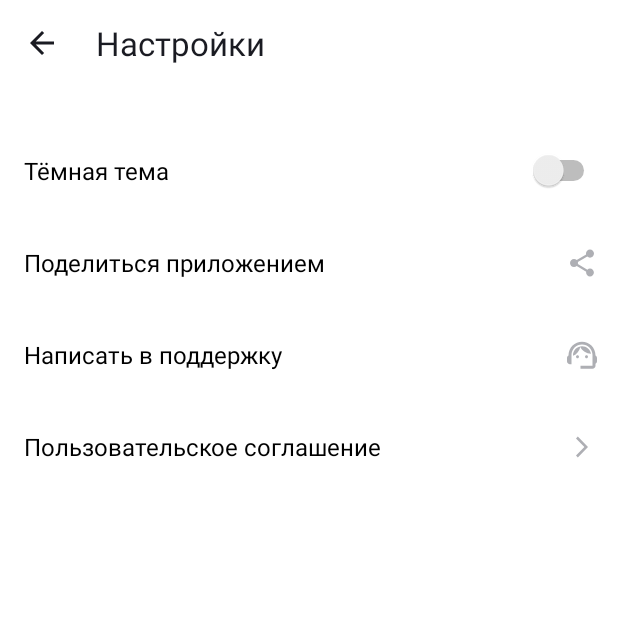
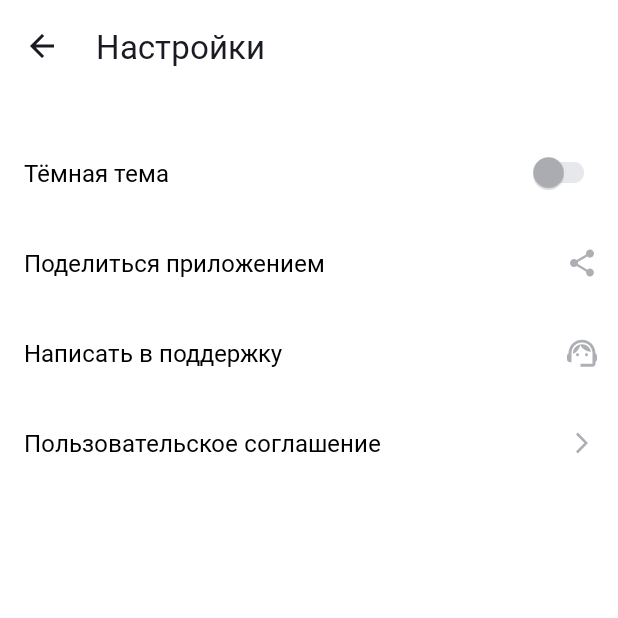
Before and after one commit to lesOlesya/PlaylistMaker, an Android app: the SettingsActivity screen opened directly, with no data from a screen before it, on a phone screen of 412 x 824 dp, the top half of it. Run offline under Robolectric (Android 15) with nearby library versions, the phone set to English and light mode, and no system bars.

Commit message:
9_sprint/1_homework

```diff
--- a/app/src/main/AndroidManifest.xml
+++ b/app/src/main/AndroidManifest.xml
@@ -10,7 +10,7 @@
         android:label="@string/app_name"
         android:roundIcon="@mipmap/ic_launcher_round"
         android:supportsRtl="true"
-        android:theme="@style/Theme.MaterialComponents.DayNight.NoActionBar"
+        android:theme="@style/Theme.PlaylistMaker"
         tools:targetApi="31">
         <activity
             android:name=".MediaActivity"
--- a/app/src/main/java/com/example/playlistmaker/SettingsActivity.kt
+++ b/app/src/main/java/com/example/playlistmaker/SettingsActivity.kt
@@ -14,8 +14,7 @@ class SettingsActivity : AppCompatActivity() {
         val backButton = findViewById<ImageButton>(R.id.settings_back)
 
         backButton.setOnClickListener {
-            val backIntent = Intent(this, MainActivity::class.java)
-            startActivity(backIntent)
+            finish()
         }
     }
 }
--- a/app/src/main/res/drawable/arrow.xml
+++ b/app/src/main/res/drawable/arrow.xml
@@ -8,6 +8,6 @@
         android:pathData="M0,0h24v24h-24z"/>
     <path
         android:pathData="M20,11H7.83L13.42,5.41L12,4L4,12L12,20L13.41,18.59L7.83,13H20V11Z"
-        android:fillColor="#1A1B22"/>
+        android:fillColor="?attr/colorOnPrimary"/>
   </group>
 </vector>
--- a/app/src/main/res/drawable/arrow_2.xml
+++ b/app/src/main/res/drawable/arrow_2.xml
@@ -5,5 +5,5 @@
     android:viewportHeight="24">
   <path
       android:pathData="M8,17.749L9.213,19L16,12L9.213,5L8,6.252L13.573,12L8,17.749Z"
-      android:fillColor="#AEAFB4"/>
+      android:fillColor="?attr/colorPrimaryVariant"/>
 </vector>
--- a/app/src/main/res/drawable/media.xml
+++ b/app/src/main/res/drawable/media.xml
@@ -5,5 +5,5 @@
     android:viewportHeight="24">
   <path
       android:pathData="M20.5,2H8.5C7.4,2 6.5,2.9 6.5,4V16C6.5,17.1 7.4,18 8.5,18H20.5C21.6,18 22.5,17.1 22.5,16V4C22.5,2.9 21.6,2 20.5,2ZM18.5,7H15.5V12.5C15.5,13.88 14.38,15 13,15C11.62,15 10.5,13.88 10.5,12.5C10.5,11.12 11.62,10 13,10C13.57,10 14.08,10.19 14.5,10.51V5H18.5V7ZM4.5,6H2.5V20C2.5,21.1 3.4,22 4.5,22H18.5V20H4.5V6Z"
-      android:fillColor="#1A1B22"/>
+      android:fillColor="@color/black1"/>
 </vector>
--- a/app/src/main/res/drawable/search.xml
+++ b/app/src/main/res/drawable/search.xml
@@ -6,5 +6,5 @@
 
   <path
       android:pathData="M16.579,14.95H15.721L15.417,14.656C16.481,13.418 17.122,11.81 17.122,10.061C17.122,6.161 13.961,3 10.061,3C6.161,3 3,6.161 3,10.061C3,13.961 6.161,17.122 10.061,17.122C11.81,17.122 13.418,16.481 14.656,15.417L14.95,15.721V16.579L20.381,22L22,20.381L16.579,14.95ZM10.061,14.95C7.356,14.95 5.173,12.766 5.173,10.061C5.173,7.356 7.356,5.173 10.061,5.173C12.766,5.173 14.95,7.356 14.95,10.061C14.95,12.766 12.766,14.95 10.061,14.95Z"
-      android:fillColor="#1A1B22"/>
+      android:fillColor="@color/black1"/>
 </vector>
--- a/app/src/main/res/drawable/setting.xml
+++ b/app/src/main/res/drawable/setting.xml
@@ -5,5 +5,5 @@
     android:viewportHeight="24">
   <path
       android:pathData="M19.14,12.94C19.18,12.64 19.2,12.33 19.2,12C19.2,11.68 19.18,11.36 19.13,11.06L21.16,9.48C21.34,9.34 21.39,9.07 21.28,8.87L19.36,5.55C19.24,5.33 18.99,5.26 18.77,5.33L16.38,6.29C15.88,5.91 15.35,5.59 14.76,5.35L14.4,2.81C14.36,2.57 14.16,2.4 13.92,2.4H10.08C9.84,2.4 9.65,2.57 9.61,2.81L9.25,5.35C8.66,5.59 8.12,5.92 7.63,6.29L5.24,5.33C5.02,5.25 4.77,5.33 4.65,5.55L2.74,8.87C2.62,9.08 2.66,9.34 2.86,9.48L4.89,11.06C4.84,11.36 4.8,11.69 4.8,12C4.8,12.31 4.82,12.64 4.87,12.94L2.84,14.52C2.66,14.66 2.61,14.93 2.72,15.13L4.64,18.45C4.76,18.67 5.01,18.74 5.23,18.67L7.62,17.71C8.12,18.09 8.65,18.41 9.24,18.65L9.6,21.19C9.65,21.43 9.84,21.6 10.08,21.6H13.92C14.16,21.6 14.36,21.43 14.39,21.19L14.75,18.65C15.34,18.41 15.88,18.09 16.37,17.71L18.76,18.67C18.98,18.75 19.23,18.67 19.35,18.45L21.27,15.13C21.39,14.91 21.34,14.66 21.15,14.52L19.14,12.94ZM12,15.6C10.02,15.6 8.4,13.98 8.4,12C8.4,10.02 10.02,8.4 12,8.4C13.98,8.4 15.6,10.02 15.6,12C15.6,13.98 13.98,15.6 12,15.6Z"
-      android:fillColor="#1A1B22"/>
+      android:fillColor="@color/black1"/>
 </vector>
--- a/app/src/main/res/drawable/share.xml
+++ b/app/src/main/res/drawable/share.xml
@@ -5,5 +5,5 @@
     android:viewportHeight="24">
   <path
       android:pathData="M17.333,15.723C16.658,15.723 16.053,15.994 15.591,16.419L9.253,12.669C9.298,12.461 9.333,12.253 9.333,12.036C9.333,11.819 9.298,11.611 9.253,11.404L15.52,7.69C16,8.142 16.631,8.422 17.333,8.422C18.809,8.422 20,7.211 20,5.711C20,4.211 18.809,3 17.333,3C15.858,3 14.667,4.211 14.667,5.711C14.667,5.928 14.702,6.136 14.747,6.343L8.48,10.057C8,9.605 7.369,9.325 6.667,9.325C5.191,9.325 4,10.536 4,12.036C4,13.536 5.191,14.747 6.667,14.747C7.369,14.747 8,14.467 8.48,14.015L14.809,17.774C14.764,17.964 14.738,18.163 14.738,18.361C14.738,19.816 15.902,21 17.333,21C18.764,21 19.929,19.816 19.929,18.361C19.929,16.907 18.764,15.723 17.333,15.723Z"
-      android:fillColor="#AEAFB4"/>
+      android:fillColor="?attr/colorPrimaryVariant"/>
 </vector>
--- a/app/src/main/res/drawable/support.xml
+++ b/app/src/main/res/drawable/support.xml
@@ -5,14 +5,14 @@
     android:viewportHeight="24">
   <path
       android:pathData="M21,12.32C21,6.83 16.74,3.1 12,3.1C7.31,3.1 3,6.75 3,12.38C2.4,12.72 2,13.36 2,14.1V16.1C2,17.2 2.9,18.1 4,18.1H5V12C5,8.13 8.13,5 12,5C15.87,5 19,8.13 19,12V19.1H11V21.1H19C20.1,21.1 21,20.2 21,19.1V17.88C21.59,17.57 22,16.96 22,16.24V13.94C22,13.24 21.59,12.63 21,12.32Z"
-      android:fillColor="#AEAFB4"/>
+      android:fillColor="?attr/colorPrimaryVariant"/>
   <path
       android:pathData="M9,14.1C9.552,14.1 10,13.652 10,13.1C10,12.548 9.552,12.1 9,12.1C8.448,12.1 8,12.548 8,13.1C8,13.652 8.448,14.1 9,14.1Z"
-      android:fillColor="#AEAFB4"/>
+      android:fillColor="?attr/colorPrimaryVariant"/>
   <path
       android:pathData="M15,14.1C15.552,14.1 16,13.652 16,13.1C16,12.548 15.552,12.1 15,12.1C14.448,12.1 14,12.548 14,13.1C14,13.652 14.448,14.1 15,14.1Z"
-      android:fillColor="#AEAFB4"/>
+      android:fillColor="?attr/colorPrimaryVariant"/>
   <path
       android:pathData="M18,11.13C17.52,8.28 15.04,6.1 12.05,6.1C9.02,6.1 5.76,8.61 6.02,12.55C8.49,11.54 10.35,9.34 10.88,6.66C12.19,9.29 14.88,11.1 18,11.13Z"
-      android:fillColor="#AEAFB4"/>
+      android:fillColor="?attr/colorPrimaryVariant"/>
 </vector>
--- a/app/src/main/res/layout/activity_settings.xml
+++ b/app/src/main/res/layout/activity_settings.xml
@@ -4,14 +4,10 @@
     android:layout_width="match_parent"
     android:layout_height="match_parent"
     android:orientation="vertical"
-    android:background="@color/white"
-    android:paddingStart="@dimen/indent_and_rounding"
-    android:paddingEnd="@dimen/indent_12"
-    android:paddingVertical="@dimen/top">
-
-
-
-
+    android:background="?attr/colorPrimary"
+    android:paddingStart="@dimen/dp_16"
+    android:paddingEnd="@dimen/dp_12"
+    android:paddingVertical="@dimen/dp_16">
 
     <LinearLayout
         android:layout_width="match_parent"
@@ -21,19 +17,15 @@
             android:id="@+id/settings_back"
             android:layout_width="wrap_content"
             android:layout_height="match_parent"
-            android:layout_marginEnd="@dimen/indent_12"
+            android:layout_marginEnd="@dimen/dp_12"
             android:src="@drawable/arrow"
-            android:background="@color/white"
+            android:background="?attr/colorPrimary"
             android:foreground="?attr/selectableItemBackground"
             tools:ignore="ContentDescription" />
 
-        <TextView
-            android:layout_width="wrap_content"
-            android:layout_height="wrap_content"
-            android:layout_marginStart="@dimen/indent_12"
-            android:text="@string/settings"
-            android:textColor="@color/black1"
-            android:textSize="@dimen/font" />
+        <TextView style="@style/HeaderTextStyle"
+            android:layout_marginStart="@dimen/dp_12"
+            android:text="@string/settings"/>
     </LinearLayout>
 
     <FrameLayout
@@ -41,32 +33,24 @@
         android:layout_height="@dimen/settings_indent"
         android:layout_marginTop="40dp">
 
-        <TextView
+        <TextView style="@style/TextStyle"
+            android:layout_gravity="start|center"
+            android:text="@string/dark_theme"/>
+
+        <androidx.appcompat.widget.SwitchCompat android:theme="@style/MySwitch"
+            android:id="@+id/switch_compat"
             android:layout_width="wrap_content"
             android:layout_height="wrap_content"
-            android:layout_gravity="start|center"
-            android:text="@string/dark_theme"
-            android:textColor="@color/black"
-            android:textSize="@dimen/font_16" />
-
-        <Switch
-            android:layout_width="wrap_content"
-            android:layout_height="wrap_content"
-            android:layout_gravity="end|center"
-            tools:ignore="UseSwitchCompatOrMaterialXml" />
+            android:layout_gravity="end|center"/>
     </FrameLayout>
 
     <FrameLayout
         android:layout_width="match_parent"
         android:layout_height="@dimen/settings_indent">
 
-        <TextView
-            android:layout_width="wrap_content"
-            android:layout_height="wrap_content"
+        <TextView style="@style/TextStyle"
             android:layout_gravity="start|center"
-            android:text="@string/share_app"
-            android:textColor="@color/black"
-            android:textSize="@dimen/font_16" />
+            android:text="@string/share_app"/>
 
         <ImageView
             android:layout_width="wrap_content"
@@ -79,13 +63,9 @@
         android:layout_width="match_parent"
         android:layout_height="@dimen/settings_indent">
 
-        <TextView
-            android:layout_width="wrap_content"
-            android:layout_height="wrap_content"
+        <TextView style="@style/TextStyle"
             android:layout_gravity="start|center"
-            android:text="@string/write_to_support"
-            android:textColor="@color/black"
-            android:textSize="@dimen/font_16" />
+            android:text="@string/write_to_support"/>
 
         <ImageView
             android:layout_width="wrap_content"
@@ -98,13 +78,9 @@
         android:layout_width="match_parent"
         android:layout_height="@dimen/settings_indent">
 
-        <TextView
-            android:layout_width="wrap_content"
-            android:layout_height="wrap_content"
+        <TextView style="@style/TextStyle"
             android:layout_gravity="start|center"
-            android:text="@string/terms_of_use"
-            android:textColor="@color/black"
-            android:textSize="@dimen/font_16" />
+            android:text="@string/terms_of_use"/>
 
         <ImageView
             android:layout_width="wrap_content"
--- /dev/null
+++ b/app/src/main/res/values-night/styles.xml
@@ -0,0 +1,11 @@
+<?xml version="1.0" encoding="utf-8"?>
+<resources>
+
+    <style name="MySwitch" parent="Theme.AppCompat.Light">
+        <item name="colorSwitchThumbNormal">@color/blue</item>
+        <item name="colorControlActivated">@color/blue</item>
+        <item name="trackTint">@color/blue_light</item>
+        <item name="android:checked">true</item>
+    </style>
+
+</resources>
--- a/app/src/main/res/values-night/themes.xml
+++ b/app/src/main/res/values-night/themes.xml
@@ -1,7 +1,14 @@
 <resources xmlns:tools="http://schemas.android.com/tools">
     <!-- Base application theme. -->
-    <style name="Base.Theme.PlaylistMaker" parent="Theme.Material3.DayNight.NoActionBar">
-        <!-- Customize your dark theme here. -->
-        <!-- <item name="colorPrimary">@color/my_dark_primary</item> -->
+    <style name="Theme.PlaylistMaker" parent="Theme.Material3.DayNight.NoActionBar">
+        <!-- Primary brand color. -->
+        <item name="colorPrimary">@color/black1</item>
+        <item name="colorPrimaryVariant">@color/white</item>
+        <item name="colorOnPrimary">@color/white</item>
+        <!-- Secondary brand color. -->
+        <item name="colorSecondary">@color/black1</item>
+        <item name="colorSecondaryVariant">@color/blue_light</item>
+        <item name="colorOnSecondary">@color/white</item>
+
     </style>
 </resources>
--- a/app/src/main/res/values/colors.xml
+++ b/app/src/main/res/values/colors.xml
@@ -3,6 +3,7 @@
     <color name="black">#000000</color>
     <color name="white">#FFFFFFFF</color>
     <color name="blue">#3772E7</color>
+    <color name="blue_light">#9FBBF3</color>
     <color name="black1">#1A1B22</color>
     <color name="light_gray">#E6E8EB</color>
     <color name="text_gray">#AEAFB4</color>
--- a/app/src/main/res/values/dimens.xml
+++ b/app/src/main/res/values/dimens.xml
@@ -1,12 +1,12 @@
 <?xml version="1.0" encoding="utf-8"?>
 <resources>
-    <dimen name="font">22sp</dimen>
+    <dimen name="font_22">22sp</dimen>
     <dimen name="font_16">16sp</dimen>
-    <dimen name="indent_and_rounding">16dp</dimen>
+    <dimen name="dp_16">16dp</dimen>
+    <dimen name="dp_12">12dp</dimen>
     <dimen name="indent_from_the_icon">8dp</dimen>
     <dimen name="zero">0dp</dimen>
-    <dimen name="indent_12">12dp</dimen>
-    <dimen name="settings_indent">61dp</dimen>
-    <dimen name="top">14dp</dimen>
+    <dimen name="settings_indent">60dp</dimen>
+    <dimen name="dp_14">14dp</dimen>
 
 </resources>
--- /dev/null
+++ b/app/src/main/res/values/styles.xml
@@ -0,0 +1,52 @@
+<?xml version="1.0" encoding="utf-8"?>
+<resources>
+    <style name="HeaderTextStyle">
+        <item name="android:layout_width">wrap_content</item>
+        <item name="android:layout_height">wrap_content</item>
+        <item name="android:textSize">@dimen/font_22</item>
+        <item name="android:textAllCaps">false</item>
+        <item name="android:textColor">?attr/colorOnPrimary</item>
+        <item name="android:fontFamily">@font/ys_display_medium</item>
+        <item name="android:textFontWeight">500</item>
+    </style>
+
+    <style name="TextStyle">
+        <item name="android:layout_width">wrap_content</item>
+        <item name="android:layout_height">wrap_content</item>
+        <item name="android:textSize">@dimen/font_16</item>
+        <item name="android:textAllCaps">false</item>
+        <item name="android:textColor">?attr/colorOnSecondary</item>
+        <item name="android:fontFamily">@font/ys_display_regular</item>
+        <item name="android:textFontWeight">400</item>
+    </style>
+
+    <style name="ButtonStyle">
+        <item name="android:layout_width">match_parent</item>
+        <item name="android:layout_height">@dimen/zero</item>
+        <item name="android:layout_weight">1</item>
+        <item name="android:layout_marginTop">@dimen/dp_16</item>
+        <item name="android:backgroundTint">@color/white</item>
+        <item name="android:textSize">@dimen/font_22</item>
+        <item name="android:textAllCaps">false</item>
+        <item name="android:textColor">@color/black1</item>
+        <item name="android:fontFamily">@font/ys_display_medium</item>
+        <item name="android:textFontWeight">500</item>
+        <item name="android:foreground">?attr/selectableItemBackground</item>
+        <item name="cornerRadius">@dimen/dp_16</item>
+        <item name="iconGravity">textStart</item>
+        <item name="iconPadding">@dimen/indent_from_the_icon</item>
+        <item name="iconTint">@color/black1</item>
+        <item name="android:elevation">4dp</item>
+        <item name="android:stateListAnimator">@null</item>
+        <item name="android:translationZ">2dp</item>
+    </style>
+
+    <style name="MySwitch" parent="Theme.AppCompat.Light">
+        <item name="colorSwitchThumbNormal">@color/text_gray</item>
+        <item name="colorControlActivated">@color/text_gray</item>
+        <item name="trackTint">@color/light_gray</item>
+        <item name="android:checked">false</item>
+    </style>
+
+<!--    style="@sty"-->
+</resources>
--- a/app/src/main/res/values/themes.xml
+++ b/app/src/main/res/values/themes.xml
@@ -1,9 +1,14 @@
 <resources xmlns:tools="http://schemas.android.com/tools">
     <!-- Base application theme. -->
-    <style name="Base.Theme.PlaylistMaker" parent="Theme.Material3.DayNight.NoActionBar">
-        <!-- Customize your light theme here. -->
-        <!-- <item name="colorPrimary">@color/my_light_primary</item> -->
+    <style name="Theme.PlaylistMaker" parent="Theme.Material3.DayNight.NoActionBar">
+        <!-- Primary brand color. -->
+        <item name="colorPrimary">@color/white</item>
+        <item name="colorPrimaryVariant">@color/text_gray</item>
+        <item name="colorOnPrimary">@color/black1</item>
+        <!-- Secondary brand color. -->
+        <item name="colorSecondary">@color/blue</item>
+        <item name="colorSecondaryVariant">@color/light_gray</item>
+        <item name="colorOnSecondary">@color/black</item>
+
     </style>
-
-    <style name="Theme.PlaylistMaker" parent="Base.Theme.PlaylistMaker" />
 </resources>
```
Also changed, not shown: app/src/main/res/drawable/resource_switch.xml (deleted, +0 -18 lines), app/src/main/res/layout/activity_main.xml (+12 -58 lines), app/src/main/res/drawable/poster.png (deleted).
